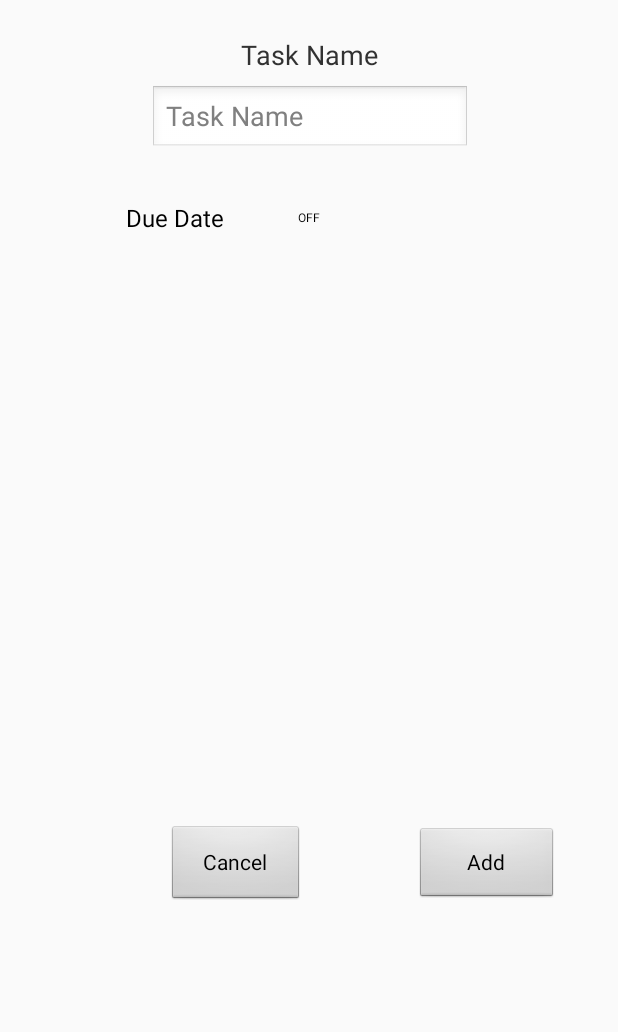
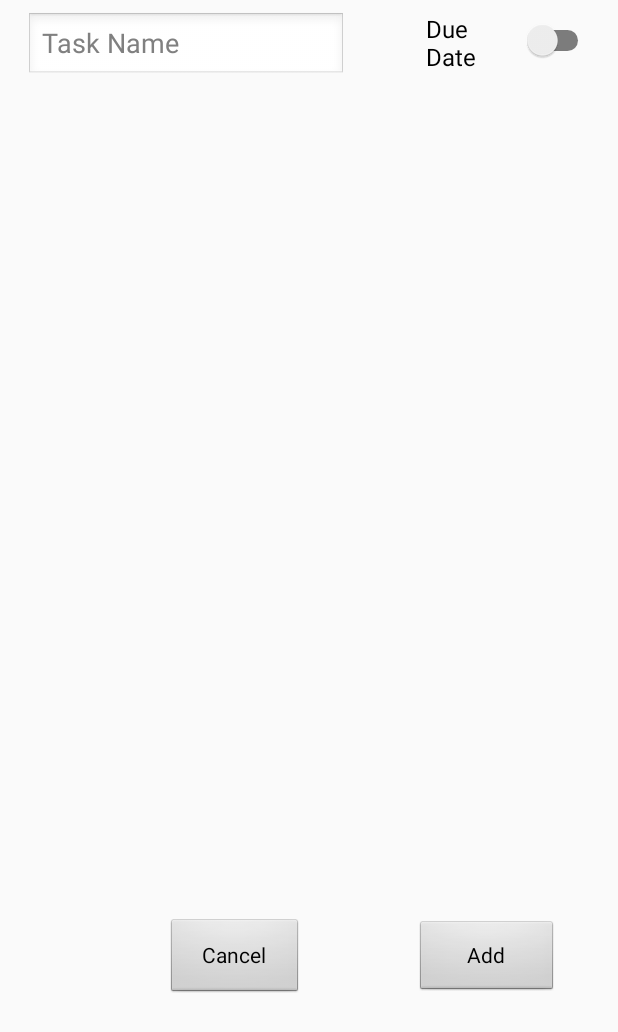
Before and after one commit to savannahp/CalendarApp, an Android app: the layout activity_add_task.xml on its own in the app's theme, with its tools: preview values and no code run, on a phone screen of 412 x 824 dp. Shown: the top 1032 px of the screen. Run offline under Robolectric (Android 15) with nearby library versions, the phone set to English and light mode, and no system bars.

Commit message:
made setting task due date look prettier

```diff
--- a/app/src/main/java/teamproject/savannahpyle/calendarapp/EventList.java
+++ b/app/src/main/java/teamproject/savannahpyle/calendarapp/EventList.java
@@ -15,7 +15,7 @@ public class EventList {
 
     public EventList(String date) {
         this.date = date;
-        eventList = new LinkedList<>();
+        eventList = new ArrayList<>();
     }
 
     public EventList(List<Event> eventList) {
--- a/app/src/main/java/teamproject/savannahpyle/calendarapp/SingleDayActivity.java
+++ b/app/src/main/java/teamproject/savannahpyle/calendarapp/SingleDayActivity.java
@@ -30,12 +30,13 @@ public class SingleDayActivity extends AppCompatActivity {
         super.onCreate(savedInstanceState);
         setContentView(R.layout.activity_single_day);
 
-        thedate = (TextView) findViewById(R.id.date);
         btngocalendar = (Button) findViewById(R.id.btngocalendar);
 
         Intent incoming = getIntent();
         date = incoming.getStringExtra(Extra.DATE);
-        thedate.setText(date);
+
+        // Set title to the date selected
+        setTitle(date);
 
         year = incoming.getIntExtra(Extra.YEAR, 0);
         month = incoming.getIntExtra(Extra.MONTH, 0);
--- a/app/src/main/java/teamproject/savannahpyle/calendarapp/ToDoList.java
+++ b/app/src/main/java/teamproject/savannahpyle/calendarapp/ToDoList.java
@@ -180,6 +180,9 @@ public class ToDoList {
         }
     }
 
+    /**
+     * Removes all of the completed tasks from the to-do list
+     */
     public void removeCompleted() {
         // Loop through and remove completed tasks
         for (int i = 0; i < isComplete.size(); i++) {
--- a/app/src/main/res/layout/activity_add_event.xml
+++ b/app/src/main/res/layout/activity_add_event.xml
@@ -29,7 +29,7 @@
         android:layout_marginStart="4dp"
         android:layout_marginTop="28dp"
         android:ems="10"
-        android:hint="Start Time"
+        android:hint="@string/start_time"
         android:inputType="time"
         app:layout_constraintEnd_toStartOf="@+id/radioGroup2"
         app:layout_constraintHorizontal_bias="0.89"
@@ -44,7 +44,7 @@
         android:layout_marginStart="8dp"
         android:layout_marginTop="28dp"
         android:ems="10"
-        android:hint="End Time"
+        android:hint="@string/end_time"
         android:inputType="time"
         app:layout_constraintEnd_toStartOf="@+id/radioGroup"
         app:layout_constraintHorizontal_bias="0.903"
--- a/app/src/main/res/layout/activity_add_task.xml
+++ b/app/src/main/res/layout/activity_add_task.xml
@@ -7,19 +7,6 @@
     android:theme="@style/AddStuffTheme"
     tools:context="teamproject.savannahpyle.calendarapp.AddTaskActivity">
 
-    <TextView
-        android:id="@+id/taskNameTextView"
-        android:layout_width="wrap_content"
-        android:layout_height="wrap_content"
-        android:layout_marginEnd="8dp"
-        android:layout_marginStart="8dp"
-        android:layout_marginTop="24dp"
-        android:text="@string/task_name"
-        android:textSize="18sp"
-        app:layout_constraintEnd_toEndOf="parent"
-        app:layout_constraintStart_toStartOf="parent"
-        app:layout_constraintTop_toTopOf="parent" />
-
     <Button
         android:id="@+id/AddTask"
         android:layout_width="95dp"
@@ -27,6 +14,7 @@
         android:layout_marginBottom="8dp"
         android:layout_marginEnd="40dp"
         android:layout_marginTop="8dp"
+        android:isScrollContainer="true"
         android:onClick="addTask"
         android:text="@string/add"
         app:layout_constraintBottom_toBottomOf="parent"
@@ -45,7 +33,7 @@
         android:text="@string/cancel"
         app:layout_constraintBottom_toBottomOf="parent"
         app:layout_constraintEnd_toStartOf="@+id/AddTask"
-        app:layout_constraintHorizontal_bias="0.611"
+        app:layout_constraintHorizontal_bias="0.605"
         app:layout_constraintStart_toStartOf="parent"
         app:layout_constraintTop_toBottomOf="@+id/datePicker" />
 
@@ -60,36 +48,41 @@
         android:hint="@string/task_name"
         android:inputType="text"
         app:layout_constraintEnd_toEndOf="parent"
-        app:layout_constraintHorizontal_bias="0.503"
+        app:layout_constraintHorizontal_bias="0.052"
         app:layout_constraintStart_toStartOf="parent"
-        app:layout_constraintTop_toBottomOf="@+id/taskNameTextView" />
+        app:layout_constraintTop_toTopOf="parent" />
 
     <DatePicker
         android:id="@+id/datePicker"
         android:layout_width="373dp"
-        android:layout_height="165dp"
+        android:layout_height="396dp"
         android:layout_marginEnd="8dp"
         android:layout_marginStart="8dp"
-        android:layout_marginTop="8dp"
+        android:layout_marginTop="4dp"
+        android:datePickerMode="calendar"
+        android:theme="@style/AppTheme"
         android:visibility="invisible"
         app:layout_constraintEnd_toEndOf="parent"
         app:layout_constraintHorizontal_bias="0.4"
         app:layout_constraintStart_toStartOf="parent"
-        app:layout_constraintTop_toBottomOf="@+id/dueDateSwitch" />
+        app:layout_constraintTop_toBottomOf="@+id/taskInput" />
 
     <Switch
         android:id="@+id/dueDateSwitch"
-        android:layout_width="244dp"
-        android:layout_height="wrap_content"
-        android:layout_marginEnd="8dp"
+        style="@android:style/Widget.Material.CompoundButton.Switch"
+        android:layout_width="112dp"
+        android:layout_height="37dp"
+        android:layout_marginEnd="16dp"
         android:layout_marginStart="8dp"
-        android:layout_marginTop="32dp"
+        android:layout_marginTop="8dp"
         android:checked="false"
+        android:onClick="enableDueDate"
+        android:switchTextAppearance="@style/TextAppearance.AppCompat.Body1"
         android:text="@string/due_date"
         android:visibility="visible"
         app:layout_constraintEnd_toEndOf="parent"
-        app:layout_constraintStart_toStartOf="parent"
-        app:layout_constraintTop_toBottomOf="@+id/taskInput"
-        android:onClick="enableDueDate" />
+        app:layout_constraintHorizontal_bias="1.0"
+        app:layout_constraintStart_toEndOf="@+id/taskInput"
+        app:layout_constraintTop_toTopOf="parent" />
 
 </android.support.constraint.ConstraintLayout>
--- a/app/src/main/res/values/colors.xml
+++ b/app/src/main/res/values/colors.xml
@@ -5,4 +5,5 @@
     <color name="colorAccent">#FF4081</color>
     <color name="year">#999999</color>
     <color name="title">#222222</color>
+    <color name="white">#FFFFFF</color>
 </resources>
--- a/app/src/main/res/values/strings.xml
+++ b/app/src/main/res/values/strings.xml
@@ -25,5 +25,7 @@
     <string name="add">Add</string>
     <string name="am">AM</string>
     <string name="pm">PM</string>
+    <string name="start_time">Start Time</string>
+    <string name="end_time">End Time</string>
 
 </resources>
```
Also changed, not shown: app/src/main/java/teamproject/savannahpyle/calendarapp/AddEventActivity.java (+31 -8 lines), app/src/main/java/teamproject/savannahpyle/calendarapp/AddTaskActivity.java (+27 -5 lines), app/src/main/java/teamproject/savannahpyle/calendarapp/CalendarModel.java (+13 -8 lines), app/src/main/java/teamproject/savannahpyle/calendarapp/SingleListActivity.java (+16 -7 lines), app/src/main/res/layout/activity_single_day.xml (+5 -20 lines).
